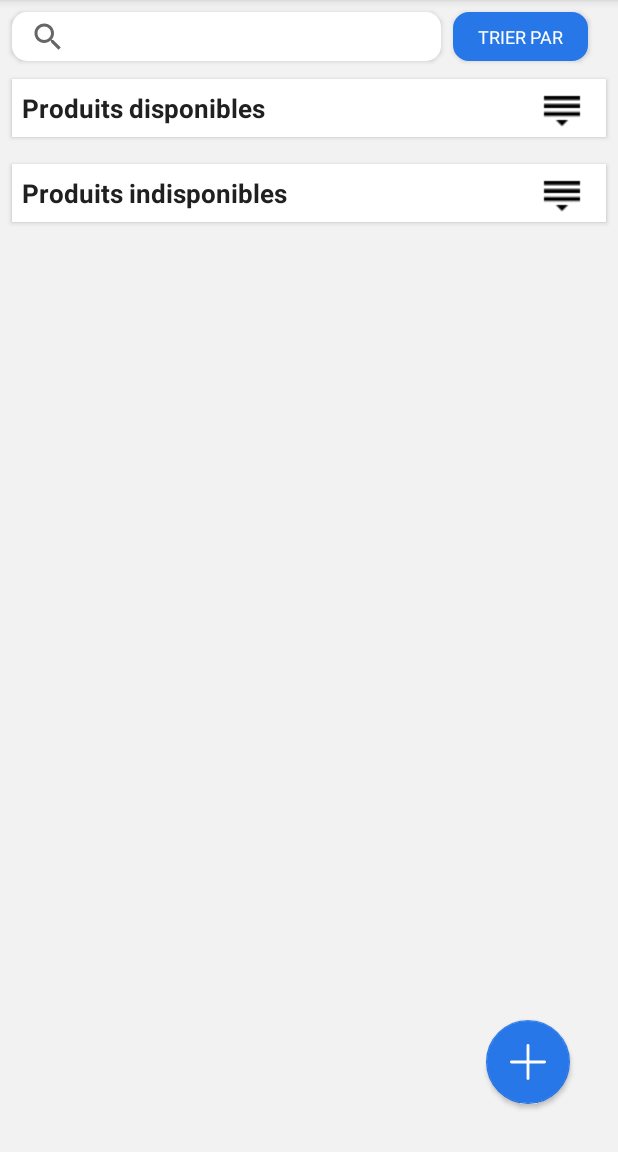
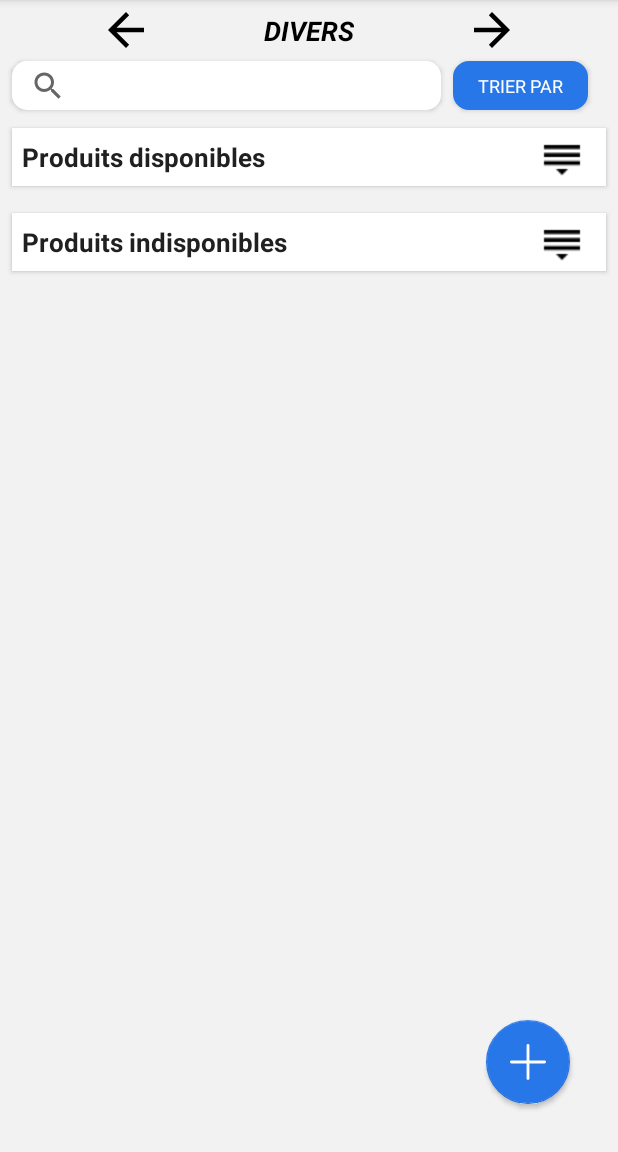
Before and after one commit to letaaz/dans-ton-placard, an Android app: the fragment PieceFragment shown on its own in the app's theme, on a phone screen of 412 x 824 dp, the part 84-1236 px from its top. Run offline under Robolectric (Android 15) with nearby library versions, the phone set to English and light mode, and no system bars; our stand-ins replace Room's generated code; libraries missing offline, so code that uses them is left out: android.arch.persistence; pictures from the network do not load; 5 statements that could not run were skipped.

Commit message:
feat: add arrows to navigate more easily between rooms

```diff
--- /dev/null
+++ b/app/src/main/res/drawable/ic_left_arrow.xml
@@ -0,0 +1,4 @@
+<vector android:height="24dp" android:viewportHeight="408"
+    android:viewportWidth="408" android:width="24dp" xmlns:android="http://schemas.android.com/apk/res/android">
+    <path android:fillColor="#FF000000" android:pathData="M408,178.5H96.9L239.7,35.7L204,0L0,204l204,204l35.7,-35.7L96.9,229.5H408V178.5z"/>
+</vector>
--- /dev/null
+++ b/app/src/main/res/drawable/ic_right_arrow.xml
@@ -0,0 +1,4 @@
+<vector android:height="24dp" android:viewportHeight="408"
+    android:viewportWidth="408" android:width="24dp" xmlns:android="http://schemas.android.com/apk/res/android">
+    <path android:fillColor="#FF000000" android:pathData="M204,0l-35.7,35.7l142.8,142.8l-311.1,0l0,51l311.1,0l-142.8,142.8l35.7,35.7l204,-204z"/>
+</vector>
--- a/app/src/main/res/layout/piece_fragment.xml
+++ b/app/src/main/res/layout/piece_fragment.xml
@@ -25,12 +25,11 @@
 
                 <TextView
                     android:id="@+id/piece_name_piecefragment"
-                    android:layout_width="0dp"
+                    android:layout_width="wrap_content"
                     android:layout_height="wrap_content"
-                    android:layout_marginStart="32dp"
+                    android:layout_marginStart="8dp"
                     android:layout_marginTop="8dp"
                     android:layout_marginEnd="8dp"
-                    android:layout_marginBottom="4dp"
                     android:fontFamily="sans-serif"
                     android:text="Pièce"
                     android:textAlignment="textStart"
@@ -39,10 +38,10 @@
                     android:textSize="18sp"
                     android:textStyle="bold|italic"
                     android:typeface="normal"
-                    android:visibility="gone"
-                    app:layout_constraintBottom_toBottomOf="parent"
-                    app:layout_constraintEnd_toStartOf="@+id/sort_by_btn"
-                    app:layout_constraintStart_toStartOf="parent"
+                    android:visibility="visible"
+                    app:layout_constraintBottom_toTopOf="@+id/sort_by_btn"
+                    app:layout_constraintEnd_toStartOf="@+id/right_arrow"
+                    app:layout_constraintStart_toEndOf="@+id/left_arrow"
                     app:layout_constraintTop_toTopOf="parent" />
 
                 <TextView
@@ -71,7 +70,7 @@
                     app:layout_constraintEnd_toEndOf="parent"
                     app:layout_constraintHorizontal_bias="0.96"
                     app:layout_constraintStart_toStartOf="parent"
-                    app:layout_constraintTop_toTopOf="parent" />
+                    app:layout_constraintTop_toBottomOf="@+id/piece_name_piecefragment" />
 
                 <SearchView
                     android:id="@+id/searchViewPieceFragment"
@@ -86,7 +85,31 @@
                     app:layout_constraintBottom_toBottomOf="parent"
                     app:layout_constraintEnd_toStartOf="@+id/sort_by_btn"
                     app:layout_constraintStart_toStartOf="parent"
-                    app:layout_constraintTop_toTopOf="parent" />
+                    app:layout_constraintTop_toBottomOf="@+id/piece_name_piecefragment" />
+
+                <ImageView
+                    android:id="@+id/left_arrow"
+                    android:layout_width="0dp"
+                    android:layout_height="wrap_content"
+                    android:layout_marginStart="8dp"
+                    android:layout_marginTop="8dp"
+                    android:layout_marginEnd="8dp"
+                    app:layout_constraintEnd_toStartOf="@+id/piece_name_piecefragment"
+                    app:layout_constraintStart_toStartOf="parent"
+                    app:layout_constraintTop_toTopOf="parent"
+                    app:srcCompat="@drawable/ic_left_arrow" />
+
+                <ImageView
+                    android:id="@+id/right_arrow"
+                    android:layout_width="0dp"
+                    android:layout_height="wrap_content"
+                    android:layout_marginStart="8dp"
+                    android:layout_marginTop="8dp"
+                    android:layout_marginEnd="8dp"
+                    app:layout_constraintEnd_toEndOf="parent"
+                    app:layout_constraintStart_toEndOf="@+id/piece_name_piecefragment"
+                    app:layout_constraintTop_toTopOf="parent"
+                    app:srcCompat="@drawable/ic_right_arrow" />
 
                 <!--<TextView-->
                     <!--android:id="@+id/empty"-->
--- a/app/src/main/res/values/strings.xml
+++ b/app/src/main/res/values/strings.xml
@@ -69,6 +69,16 @@
         <item name="divers">Divers</item>
     </string-array>
 
+    <string-array name="pieces_format">
+        <item name="CUISINE">CUISINE</item>
+        <item name="SALLE_DE_BAIN">SALLE_DE_BAIN</item>
+        <item name="SALLE_A_MANGER">SALLE_A_MANGER</item>
+        <item name="CAVE">CAVE</item>
+        <item name="CHAMBRE">CHAMBRE</item>
+        <item name="GARAGE">GARAGE</item>
+        <item name="DIVERS">DIVERS</item>
+    </string-array>
+
     <string-array name="rayons">
         <item name="animaux">Animaux</item>
         <item name="bio">Bio</item>
```
Also changed, not shown: app/src/main/java/com/danstonplacard/view/fragment/inventaire/PieceFragment.java (+93 -30 lines).
